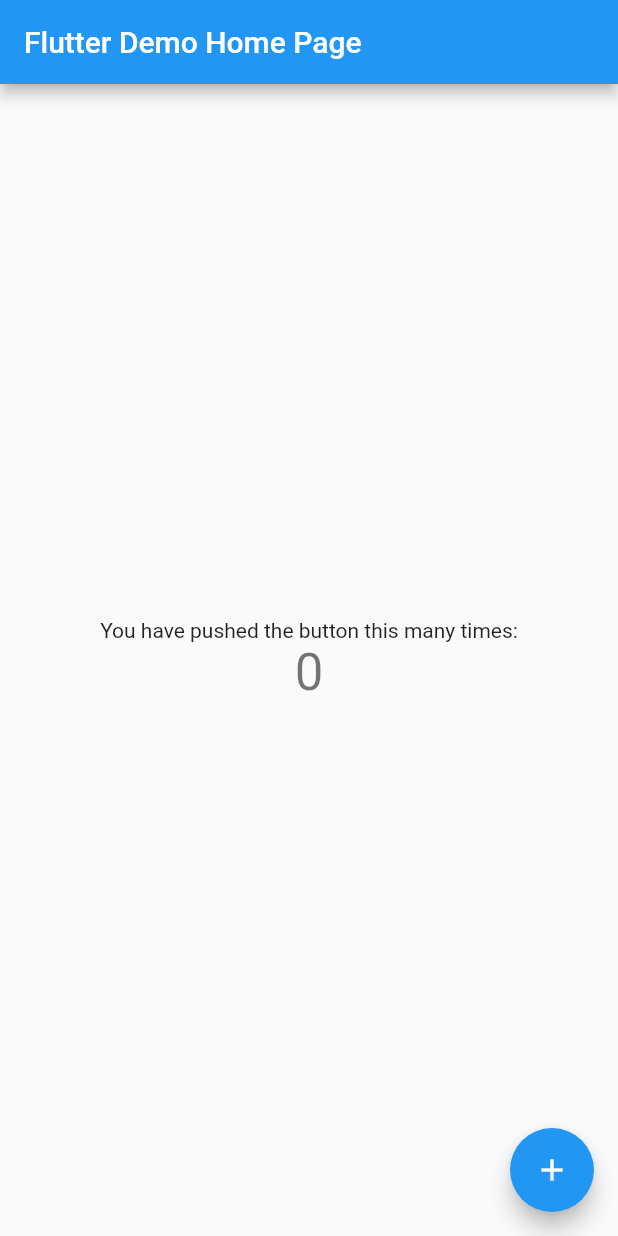
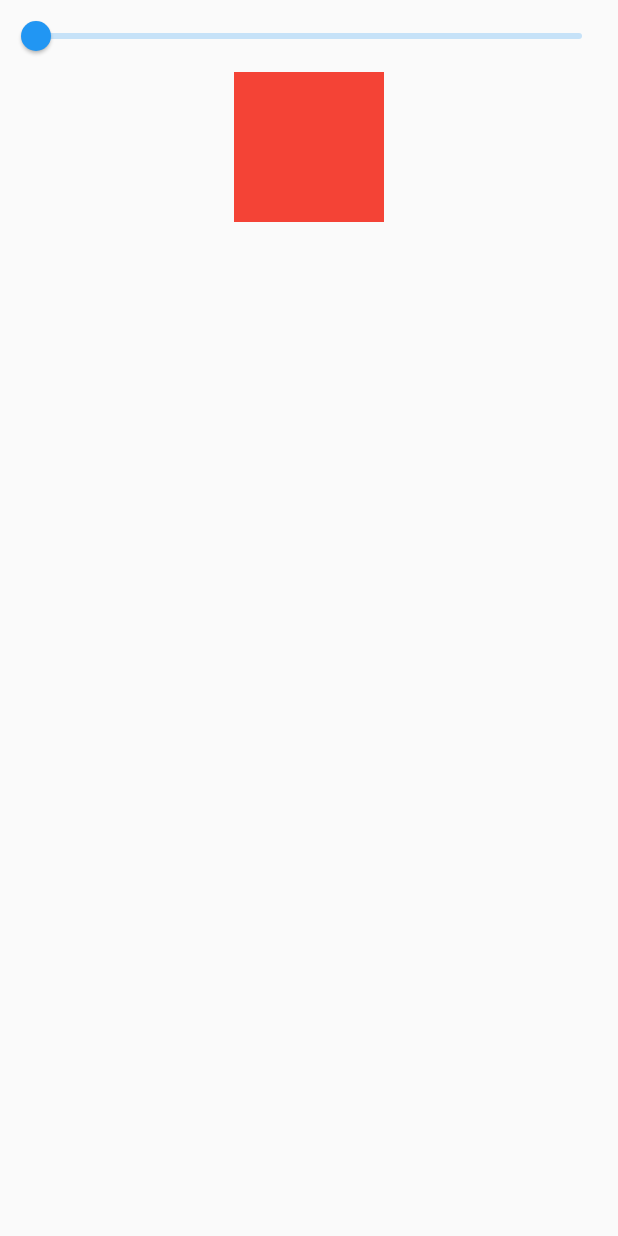
Before and after one commit to SinaSys/transform_flutter, a Flutter app: the screen it shows after launch, on a phone screen of 412 x 824 dp. Run offline on Flutter 3.47's test engine with Material 2 defaults, Android fonts, the phone set to English and light mode, and no system bars.

Commit message:
commit rotate

```diff
--- a/lib/main.dart
+++ b/lib/main.dart
@@ -5,113 +5,65 @@
 }
 
 class MyApp extends StatelessWidget {
-  // This widget is the root of your application.
   @override
   Widget build(BuildContext context) {
     return MaterialApp(
-      title: 'Flutter Demo',
-      theme: ThemeData(
-        // This is the theme of your application.
-        //
-        // Try running your application with "flutter run". You'll see the
-        // application has a blue toolbar. Then, without quitting the app, try
-        // changing the primarySwatch below to Colors.green and then invoke
-        // "hot reload" (press "r" in the console where you ran "flutter run",
-        // or simply save your changes to "hot reload" in a Flutter IDE).
-        // Notice that the counter didn't reset back to zero; the application
-        // is not restarted.
-        primarySwatch: Colors.blue,
-        // This makes the visual density adapt to the platform that you run
-        // the app on. For desktop platforms, the controls will be smaller and
-        // closer together (more dense) than on mobile platforms.
-        visualDensity: VisualDensity.adaptivePlatformDensity,
-      ),
-      home: MyHomePage(title: 'Flutter Demo Home Page'),
+      home: TransformDemo(),
     );
   }
 }
 
-class MyHomePage extends StatefulWidget {
-  MyHomePage({Key key, this.title}) : super(key: key);
+class TransformDemo extends StatefulWidget {
+  TransformDemo() : super();
 
-  // This widget is the home page of your application. It is stateful, meaning
-  // that it has a State object (defined below) that contains fields that affect
-  // how it looks.
-
-  // This class is the configuration for the state. It holds the values (in this
-  // case the title) provided by the parent (in this case the App widget) and
-  // used by the build method of the State. Fields in a Widget subclass are
-  // always marked "final".
-
-  final String title;
 
   @override
-  _MyHomePageState createState() => _MyHomePageState();
+  TransformDemoState createState() => TransformDemoState();
 }
 
-class _MyHomePageState extends State<MyHomePage> {
-  int _counter = 0;
+class TransformDemoState extends State<TransformDemo> {
 
-  void _incrementCounter() {
-    setState(() {
-      // This call to setState tells the Flutter framework that something has
-      // changed in this State, which causes it to rerun the build method below
-      // so that the display can reflect the updated values. If we changed
-      // _counter without calling setState(), then the build method would not be
-      // called again, and so nothing would appear to happen.
-      _counter++;
-    });
+  double sliderVal = 0;
+
+  @override
+  initState() {
+    super.initState();
+    sliderVal = 0;
   }
+
+  Slider slider() {
+    return Slider(
+      value: sliderVal,
+      min: 0,
+      max: 100,
+      onChanged: (val) {
+        setState(() {
+          sliderVal = val;
+        });
+      },
+    );
+  }
+
 
   @override
   Widget build(BuildContext context) {
-    // This method is rerun every time setState is called, for instance as done
-    // by the _incrementCounter method above.
-    //
-    // The Flutter framework has been optimized to make rerunning build methods
-    // fast, so that you can just rebuild anything that needs updating rather
-    // than having to individually change instances of widgets.
     return Scaffold(
-      appBar: AppBar(
-        // Here we take the value from the MyHomePage object that was created by
-        // the App.build method, and use it to set our appbar title.
-        title: Text(widget.title),
-      ),
-      body: Center(
-        // Center is a layout widget. It takes a single child and positions it
-        // in the middle of the parent.
-        child: Column(
-          // Column is also a layout widget. It takes a list of children and
-          // arranges them vertically. By default, it sizes itself to fit its
-          // children horizontally, and tries to be as tall as its parent.
-          //
-          // Invoke "debug painting" (press "p" in the console, choose the
-          // "Toggle Debug Paint" action from the Flutter Inspector in Android
-          // Studio, or the "Toggle Debug Paint" command in Visual Studio Code)
-          // to see the wireframe for each widget.
-          //
-          // Column has various properties to control how it sizes itself and
-          // how it positions its children. Here we use mainAxisAlignment to
-          // center the children vertically; the main axis here is the vertical
-          // axis because Columns are vertical (the cross axis would be
-          // horizontal).
-          mainAxisAlignment: MainAxisAlignment.center,
-          children: <Widget>[
-            Text(
-              'You have pushed the button this many times:',
-            ),
-            Text(
-              '$_counter',
-              style: Theme.of(context).textTheme.headline4,
+        body: Column(
+          children: [
+            slider(),
+            Container(
+              child: Transform.rotate(
+                angle: sliderVal,
+                origin: Offset(0.0, 0.0),
+                child: Container(
+                  height: 100.0,
+                  width: 100.0,
+                  color: Colors.red,
+                ),
+              ),
             ),
           ],
-        ),
-      ),
-      floatingActionButton: FloatingActionButton(
-        onPressed: _incrementCounter,
-        tooltip: 'Increment',
-        child: Icon(Icons.add),
-      ), // This trailing comma makes auto-formatting nicer for build methods.
+        )
     );
   }
 }
```
